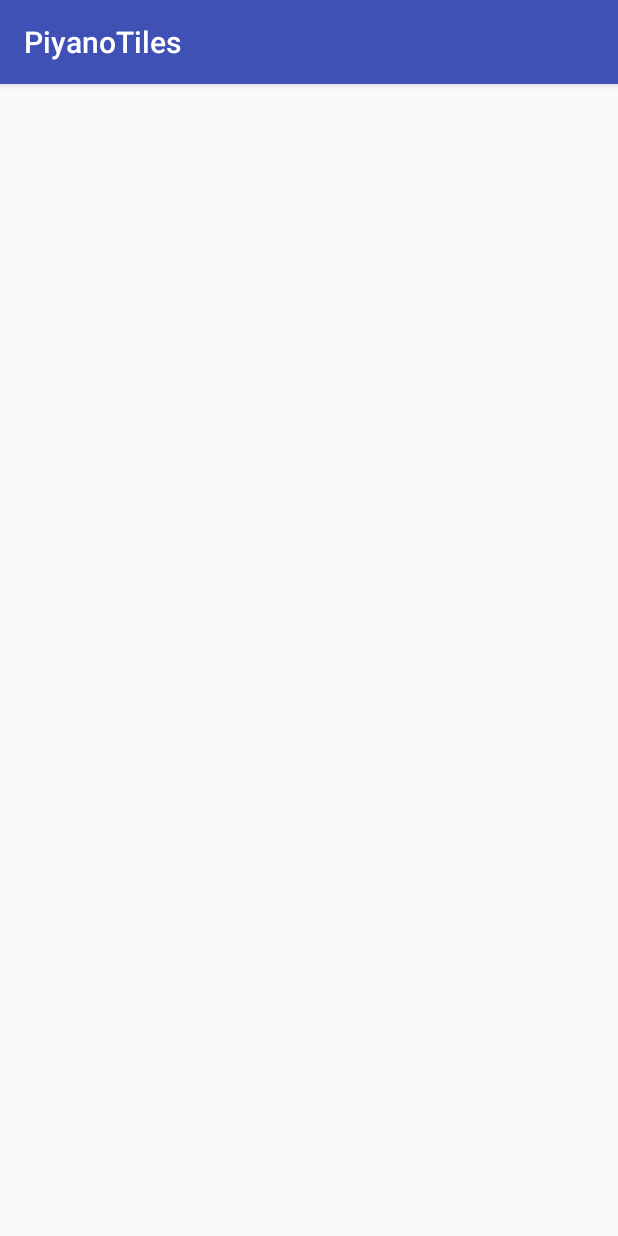
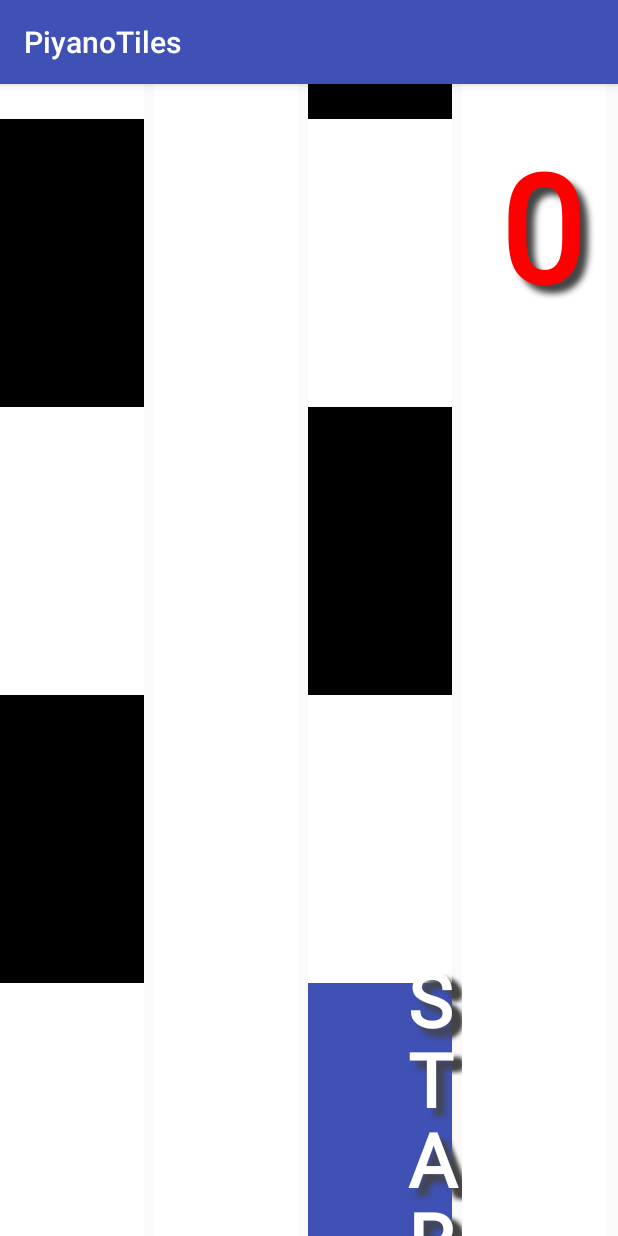
Before and after one commit to Jasmeet1709/PiyanoTiles, an Android app: the screen it shows after launch (MainActivity), on a phone screen of 412 x 824 dp. Run offline under Robolectric (Android 15) with nearby library versions, the phone set to English and light mode, and no system bars.

Commit message:
complete game

```diff
--- a/app/src/main/java/com/example/jasmeetsingh/piyanotiles/MyView.java
+++ b/app/src/main/java/com/example/jasmeetsingh/piyanotiles/MyView.java
@@ -1,10 +1,17 @@
 package com.example.jasmeetsingh.piyanotiles;
 
+import android.app.AlertDialog;
 import android.content.Context;
+import android.content.DialogInterface;
+import android.content.Intent;
+import android.graphics.Canvas;
 import android.graphics.Color;
 import android.graphics.Paint;
+import android.media.MediaPlayer;
 import android.support.annotation.Nullable;
 import android.util.AttributeSet;
+import android.util.Log;
+import android.view.MotionEvent;
 import android.view.View;
 
 import java.util.Random;
@@ -38,7 +45,7 @@
                 if (j == k) {
 
                     if (i == 4) {
-                        array[i][j] = Color.rgb(0, 255, 255);
+                        array[i][j] = Color.rgb(63, 81, 181);
 
                     } else {
                         array[i][j] = Color.BLACK;
@@ -58,8 +65,157 @@
 
         sPaint = new Paint();
         sPaint.setTextSize(75);
-        sPaint.setColor(Color.RED);
+        sPaint.setColor(Color.WHITE);
         sPaint.setFakeBoldText(true);
         sPaint.setShadowLayer(5f, 8f, 8f, Color.DKGRAY);
     }
+
+    @Override
+    protected void onDraw(Canvas canvas) {
+        super.onDraw(canvas);
+        Paint paint = new Paint();
+
+        paint.setStyle(Paint.Style.STROKE);
+        paint.setStrokeWidth(10);
+
+        paint.setColor(Color.RED);
+
+        for (int i = 0; i < 5; i++) {
+            for (int j = 0; j < 4; j++) {
+                canvas.drawRect((cellWidth * j), cellHeight * (i - 1) + counter1, (cellWidth * (j + 1)) - 10, cellHeight * i + counter1, getPaint(array[i][j]));
+                if (flag) {
+                    if (array[4][j] == Color.rgb(63, 81, 181)) {
+                        canvas.drawText("S", j * cellWidth + 100, 3 * cellHeight + 80, sPaint);
+                        canvas.drawText("T", j * cellWidth + 100, 3 * cellHeight + 160, sPaint);
+                        canvas.drawText("A", j * cellWidth + 100, 3 * cellHeight + 240, sPaint);
+                        canvas.drawText("R", j * cellWidth + 100, 3 * cellHeight + 320, sPaint);
+                        canvas.drawText("T", j * cellWidth + 100, 3 * cellHeight + 400, sPaint);
+                    }
+                }
+            }
+        }
+
+        canvas.drawText("" + score, 500, 200, tPaint);
+
+        if (counter1 < cellHeight) {
+            counter1 += progress;
+
+        } else {
+            counter1 = 0;
+            if (killCode()) {
+                counter1 = -cellHeight;
+                return;
+            } else {
+                modifyArray();
+            }
+        }
+
+        if (callOnDraw) {
+            invalidate();
+        }
+    }
+
+    private void modifyArray() {
+        for (int i = 3; i >= 0; i--) {
+            for (int j = 0; j < 4; j++) {
+                array[i + 1][j] = array[i][j];
+            }
+        }
+
+        Random random = new Random();
+        int k = random.nextInt(4);
+        while (array[1][k] == Color.BLACK) {
+            k = random.nextInt(4);
+        }
+        for (int i = 0; i < 4; i++) {
+            if (i == k) {
+                array[0][i] = Color.BLACK;
+
+            } else {
+                array[0][i] = Color.WHITE;
+            }
+        }
+
+    }
+
+    boolean killCode() {
+
+        for (int j = 0; j < 4; j++) {
+            if (array[4][j] == Color.BLACK) {
+                showDialog();
+                return true;
+            }
+
+        }
+        return false;
+    }
+
+    private Paint getPaint(int color) {
+        Paint paint = new Paint();
+        paint.setStyle(Paint.Style.FILL);
+        paint.setColor(color);
+        return paint;
+    }
+
+
+    @Override
+    protected void onMeasure(int widthMeasureSpec, int heightMeasureSpec) {
+        int parentHeight = MeasureSpec.getSize(heightMeasureSpec);
+        int parentWidth = MeasureSpec.getSize(widthMeasureSpec);
+        height = parentHeight;
+        width = parentWidth;
+        cellHeight = parentHeight / 4;
+        cellWidth = parentWidth / 4;
+        super.onMeasure(widthMeasureSpec, heightMeasureSpec);
+    }
+
+    @Override
+    public boolean onTouchEvent(MotionEvent event) {
+
+        x = event.getX();
+        y = event.getY();
+        progress += 0.5;
+
+        Log.e(TAG, "onTouchEvent: I" + ((int) y / cellHeight) + 1 + "onTouchEvent: j" + (int) x / cellWidth);
+        if (array[(((int) y + cellHeight) / cellHeight)][(int) x / cellWidth] == Color.rgb(63, 81, 181)) {
+            invalidate();
+            flag = false;
+            callOnDraw = true;
+        }
+
+        if (callOnDraw) {
+            if (array[(((int) y + cellHeight - (int) counter1) / cellHeight)][(int) x / cellWidth] == Color.BLACK) {
+                array[(((int) y + cellHeight - (int) counter1) / cellHeight)][(int) x / cellWidth] = Color.rgb(96, 96, 96);
+                MediaPlayer mp = MediaPlayer.create(getContext(), R.raw.button11);
+                mp.start();
+                score += 1;
+            }
+
+            if (array[(((int) y + cellHeight - (int) counter1) / cellHeight)][(int) x / cellWidth] == Color.WHITE) {
+                array[(((int) y + cellHeight - (int) counter1) / cellHeight)][(int) x / cellWidth] = Color.RED;
+                callOnDraw = false;
+                showDialog();
+
+                MediaPlayer mp = MediaPlayer.create(getContext(), R.raw.button2);
+                mp.start();
+
+            }
+        }
+        return super.onTouchEvent(event);
+    }
+
+    void showDialog() {
+        AlertDialog.Builder builder = new AlertDialog.Builder(getContext());
+        builder.setMessage("Do you want to retry")
+                .setCancelable(false)
+                .setPositiveButton("Retry", new DialogInterface.OnClickListener() {
+                    @Override
+                    public void onClick(DialogInterface dialogInterface, int i) {
+                        Intent intent = new Intent(getContext(), MainActivity.class);
+                        getContext().startActivity(intent);
+                    }
+
+                });
+        builder.create().show();
+    }
 }
--- a/app/src/main/res/values/colors.xml
+++ b/app/src/main/res/values/colors.xml
@@ -4,4 +4,5 @@
     <color name="colorPrimaryDark">#303F9F</color>
     <color name="colorAccent">#FF4081</color>
     <color name="red">#FF0000</color>
+    <color name="blue">#0080FF</color>
 </resources>
```
Also changed, not shown: 3 other files.
